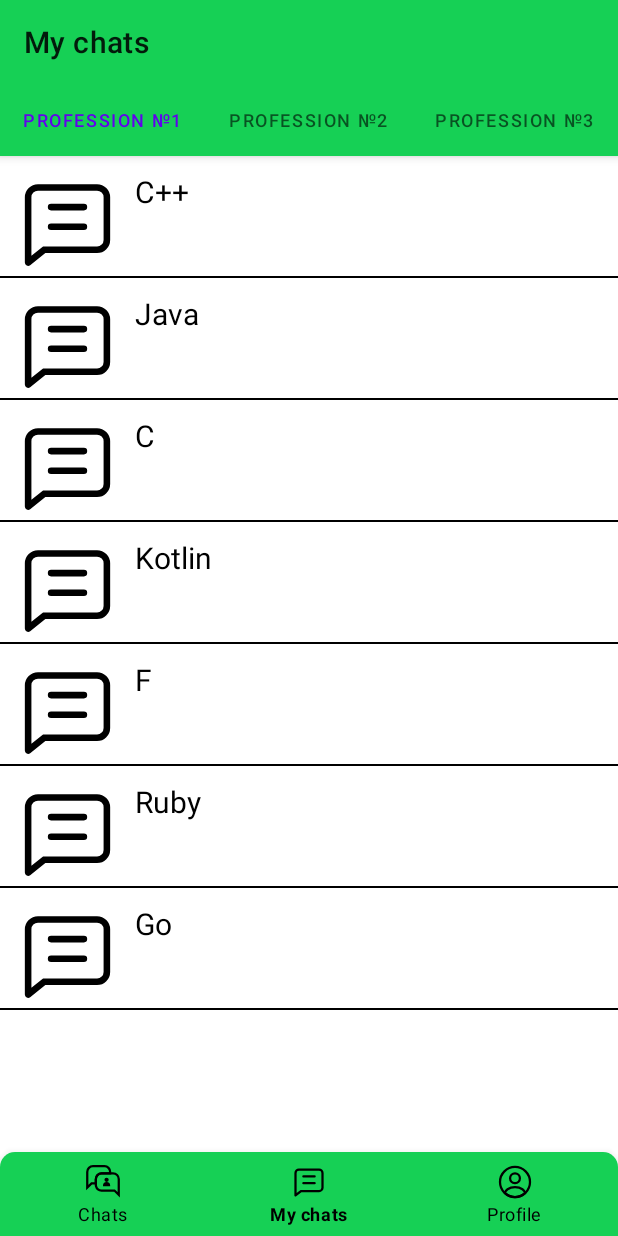
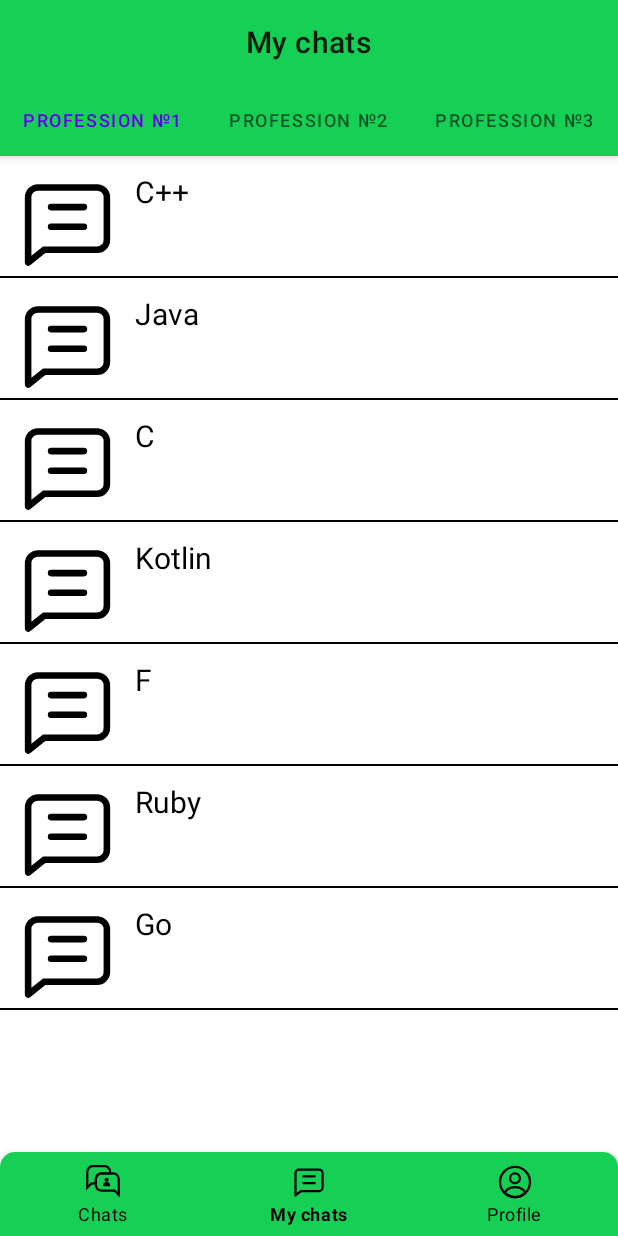
Before and after one commit to sold666/DevTalk, an Android app: the screen it shows after launch (MainActivity), on a phone screen of 412 x 824 dp. Run offline under Robolectric (Android 15) with nearby library versions, the phone set to English and light mode, and no system bars.

Commit message:
fixing style

```diff
--- a/app/src/main/java/com/dev_talk/main/profile/ProfileChatsAdapter.kt
+++ b/app/src/main/java/com/dev_talk/main/profile/ProfileChatsAdapter.kt
@@ -8,7 +8,6 @@ import androidx.recyclerview.widget.GridLayoutManager
 import androidx.recyclerview.widget.RecyclerView
 import com.dev_talk.main.R
 import com.dev_talk.main.structures.Profession
-
 
 class ProfileChatsAdapter(
     private val professions: List<Profession>
--- a/app/src/main/res/layout/default_chat_item.xml
+++ b/app/src/main/res/layout/default_chat_item.xml
@@ -1,36 +1,36 @@
 <?xml version="1.0" encoding="utf-8"?>
 <androidx.constraintlayout.widget.ConstraintLayout xmlns:android="http://schemas.android.com/apk/res/android"
+    xmlns:app="http://schemas.android.com/apk/res-auto"
+    xmlns:tools="http://schemas.android.com/tools"
     android:layout_width="match_parent"
-    android:layout_height="match_parent"
-    xmlns:app="http://schemas.android.com/apk/res-auto"
-    xmlns:tools="http://schemas.android.com/tools">
+    android:layout_height="match_parent">
 
     <ImageView
-        android:layout_margin="10dp"
+        android:id="@+id/chat_icon"
         android:layout_width="70dp"
         android:layout_height="70dp"
-        android:id="@+id/chat_icon"
+        android:layout_margin="10dp"
         android:layout_marginStart="10dp"
+        android:contentDescription="@string/chat_icon_description"
         android:scaleType="centerCrop"
         app:layout_constraintLeft_toLeftOf="parent"
         app:layout_constraintTop_toTopOf="parent"
-        tools:background="@color/black"
-        android:contentDescription="@string/chat_icon_description" />
+        tools:background="@color/black" />
 
     <TextView
         android:id="@+id/chat_name"
-        app:layout_constrainedWidth="true"
+        android:layout_width="wrap_content"
+        android:layout_height="wrap_content"
         android:layout_marginLeft="10dp"
         android:layout_marginRight="10dp"
-        android:layout_width="wrap_content"
-        app:layout_constraintHorizontal_bias="0"
-        android:layout_height="wrap_content"
         android:ellipsize="end"
+        android:maxLines="1"
         android:textColor="@color/black"
         android:textSize="20sp"
-        tools:text="Chat name "
+        app:layout_constrainedWidth="true"
+        app:layout_constraintHorizontal_bias="0"
         app:layout_constraintLeft_toRightOf="@id/chat_icon"
         app:layout_constraintRight_toRightOf="parent"
-        android:maxLines="1"
-        app:layout_constraintTop_toTopOf="@id/chat_icon" />
+        app:layout_constraintTop_toTopOf="@id/chat_icon"
+        tools:text="Chat name " />
 </androidx.constraintlayout.widget.ConstraintLayout>
--- a/app/src/main/res/layout/fragment_personal_chats.xml
+++ b/app/src/main/res/layout/fragment_personal_chats.xml
@@ -13,17 +13,18 @@
         <com.google.android.material.appbar.MaterialToolbar
             android:layout_width="match_parent"
             android:layout_height="match_parent"
-            app:title="@string/my_chats_title" />
+            app:title="@string/my_chats_title"
+            app:titleCentered="true" />
 
         <com.google.android.material.tabs.TabLayout
             android:id="@+id/professions"
+            style="@style/MyCustomTabTextAppearance"
             android:layout_width="match_parent"
             android:layout_height="wrap_content"
             android:layout_alignParentBottom="true"
             android:background="?attr/tab_indicator_color"
             app:tabGravity="fill"
             app:tabIndicatorColor="?attr/tab_indicator_color"
-            style="@style/MyCustomTabTextAppearance"
             app:tabMaxWidth="0dp"
             app:tabMode="fixed">
 
```
Also changed, not shown: app/src/main/res/layout/fragment_profile.xml (+31 -31 lines), app/src/main/res/layout/fragment_recommended_chats.xml (+9 -9 lines), app/src/main/res/layout/profile_chat_child_item.xml (+7 -7 lines).
